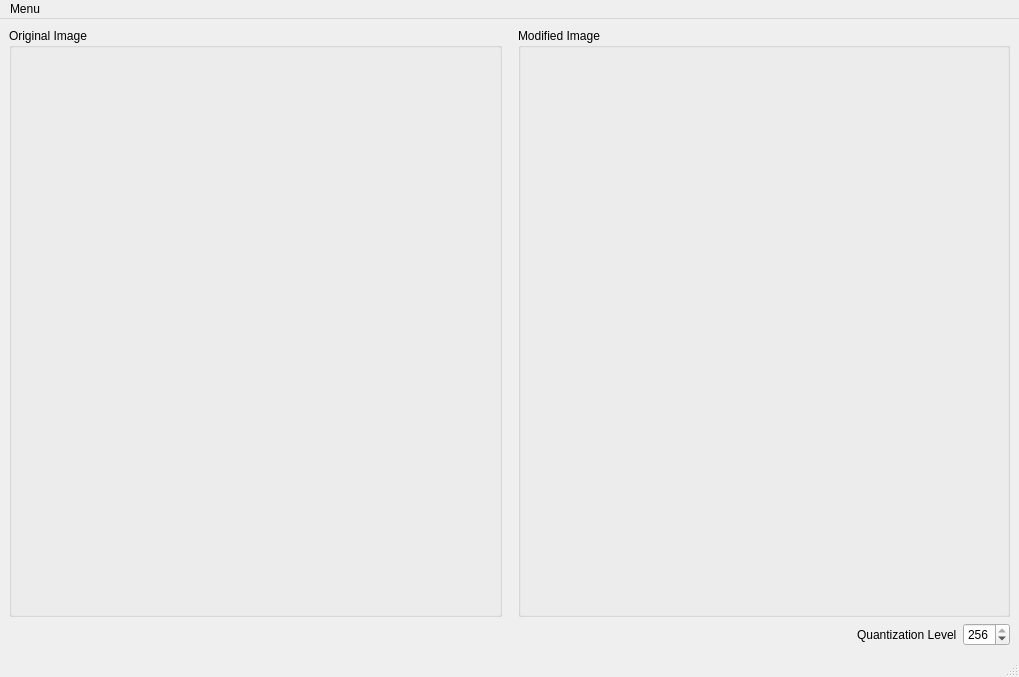
yunuscanemre/cpsc453, file a1/MainWindow.ui: the form before one commit.
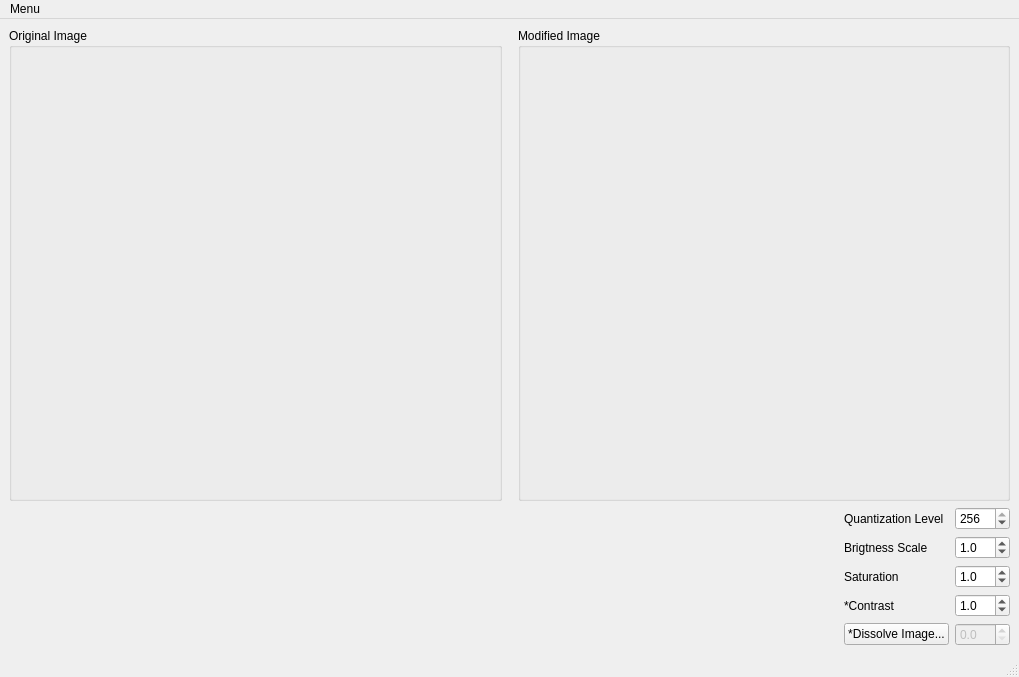
The form after the commit.

Commit message: Brightness, saturation, *contrast works. Dissolve in progress

```diff
--- a/a1/MainWindow.ui
+++ b/a1/MainWindow.ui
@@ -62,12 +62,9 @@
      </layout>
     </item>
     <item>
-     <layout class="QHBoxLayout" name="horizontalLayout_2">
-      <property name="sizeConstraint">
-       <enum>QLayout::SetDefaultConstraint</enum>
-      </property>
-      <item>
-       <spacer name="horizontalSpacer_2">
+     <layout class="QGridLayout" name="gridLayout">
+      <item row="2" column="0">
+       <spacer name="horizontalSpacer_4">
         <property name="orientation">
          <enum>Qt::Horizontal</enum>
         </property>
@@ -79,14 +76,153 @@
         </property>
        </spacer>
       </item>
-      <item>
+      <item row="1" column="0">
+       <spacer name="horizontalSpacer_3">
+        <property name="orientation">
+         <enum>Qt::Horizontal</enum>
+        </property>
+        <property name="sizeHint" stdset="0">
+         <size>
+          <width>40</width>
+          <height>20</height>
+         </size>
+        </property>
+       </spacer>
+      </item>
+      <item row="1" column="1">
+       <widget class="QLabel" name="label_2">
+        <property name="text">
+         <string>Brigtness Scale</string>
+        </property>
+       </widget>
+      </item>
+      <item row="1" column="2">
+       <widget class="QDoubleSpinBox" name="brightnessEntry">
+        <property name="keyboardTracking">
+         <bool>false</bool>
+        </property>
+        <property name="decimals">
+         <number>1</number>
+        </property>
+        <property name="minimum">
+         <double>0.000000000000000</double>
+        </property>
+        <property name="maximum">
+         <double>50.000000000000000</double>
+        </property>
+        <property name="singleStep">
+         <double>0.100000000000000</double>
+        </property>
+        <property name="value">
+         <double>1.000000000000000</double>
+        </property>
+       </widget>
+      </item>
+      <item row="4" column="1">
+       <widget class="QPushButton" name="dissolveSelect">
+        <property name="text">
+         <string>*Dissolve Image...</string>
+        </property>
+       </widget>
+      </item>
+      <item row="2" column="1">
+       <widget class="QLabel" name="label_3">
+        <property name="text">
+         <string>Saturation</string>
+        </property>
+       </widget>
+      </item>
+      <item row="4" column="2">
+       <widget class="QDoubleSpinBox" name="dissolveEntry">
+        <property name="enabled">
+         <bool>false</bool>
+        </property>
+        <property name="keyboardTracking">
+         <bool>false</bool>
+        </property>
+        <property name="decimals">
+         <number>1</number>
+        </property>
+        <property name="maximum">
+         <double>1.000000000000000</double>
+        </property>
+        <property name="singleStep">
+         <double>0.100000000000000</double>
+        </property>
+       </widget>
+      </item>
+      <item row="3" column="1">
+       <widget class="QLabel" name="label_4">
+        <property name="text">
+         <string>*Contrast</string>
+        </property>
+       </widget>
+      </item>
+      <item row="3" column="2">
+       <widget class="QDoubleSpinBox" name="contrastEntry">
+        <property name="keyboardTracking">
+         <bool>false</bool>
+        </property>
+        <property name="decimals">
+         <number>1</number>
+        </property>
+        <property name="minimum">
+         <double>-10.000000000000000</double>
+        </property>
+        <property name="maximum">
+         <double>50.000000000000000</double>
+        </property>
+        <property name="singleStep">
+         <double>0.100000000000000</double>
+        </property>
+        <property name="value">
+         <double>1.000000000000000</double>
+        </property>
+       </widget>
+      </item>
+      <item row="2" column="2">
+       <widget class="QDoubleSpinBox" name="saturationEntry">
+        <property name="keyboardTracking">
+         <bool>false</bool>
+        </property>
+        <property name="decimals">
+         <number>1</number>
+        </property>
+        <property name="minimum">
+         <double>-10.000000000000000</double>
+        </property>
+        <property name="maximum">
+         <double>50.000000000000000</double>
+        </property>
+        <property name="singleStep">
+         <double>0.100000000000000</double>
+        </property>
+        <property name="value">
+         <double>1.000000000000000</double>
+        </property>
+       </widget>
+      </item>
+      <item row="3" column="0">
+       <spacer name="horizontalSpacer_5">
+        <property name="orientation">
+         <enum>Qt::Horizontal</enum>
+        </property>
+        <property name="sizeHint" stdset="0">
+         <size>
+          <width>40</width>
+          <height>20</height>
+         </size>
+        </property>
+       </spacer>
+      </item>
+      <item row="0" column="1">
        <widget class="QLabel" name="label">
         <property name="text">
          <string>Quantization Level</string>
         </property>
        </widget>
       </item>
-      <item>
+      <item row="0" column="2">
        <widget class="QSpinBox" name="quantizationEntry">
         <property name="keyboardTracking">
          <bool>false</bool>
@@ -102,6 +238,19 @@
         </property>
        </widget>
       </item>
+      <item row="0" column="0">
+       <spacer name="horizontalSpacer_2">
+        <property name="orientation">
+         <enum>Qt::Horizontal</enum>
+        </property>
+        <property name="sizeHint" stdset="0">
+         <size>
+          <width>40</width>
+          <height>20</height>
+         </size>
+        </property>
+       </spacer>
+      </item>
      </layout>
     </item>
    </layout>
```
Left out of the diff: 2 changed lines with no effect on the pictures. The commit also changes 9 other files.
